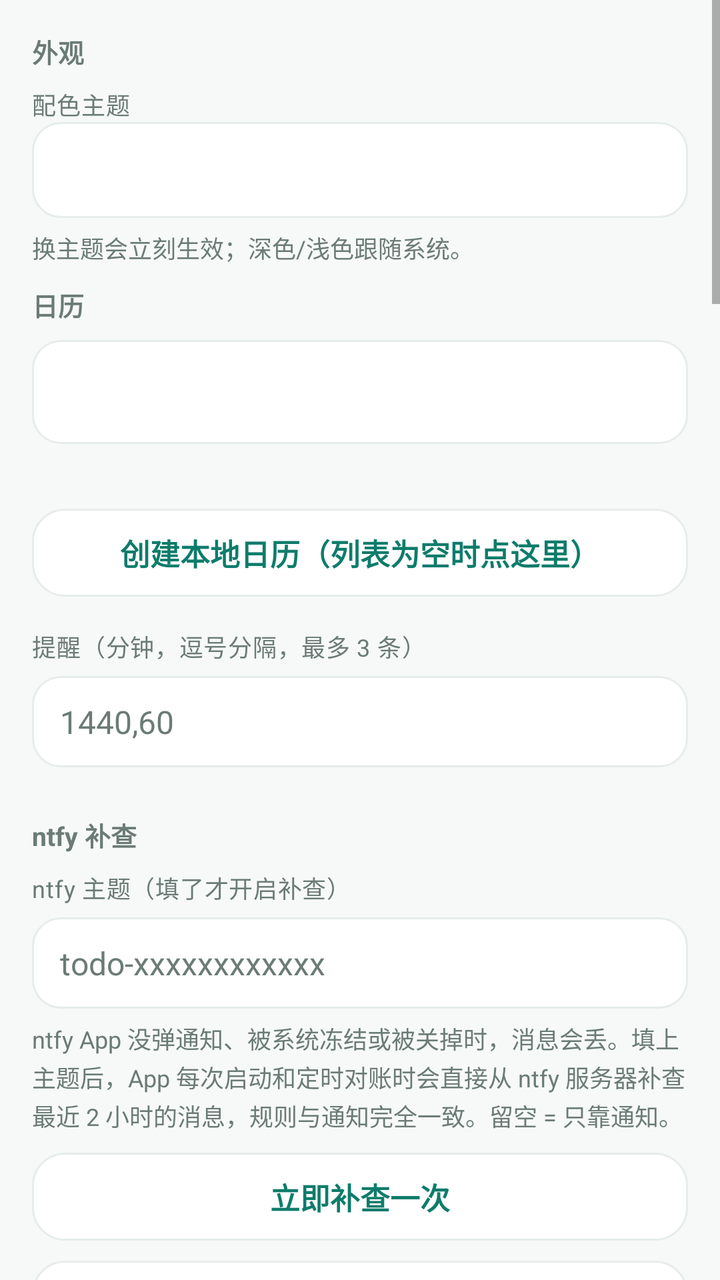
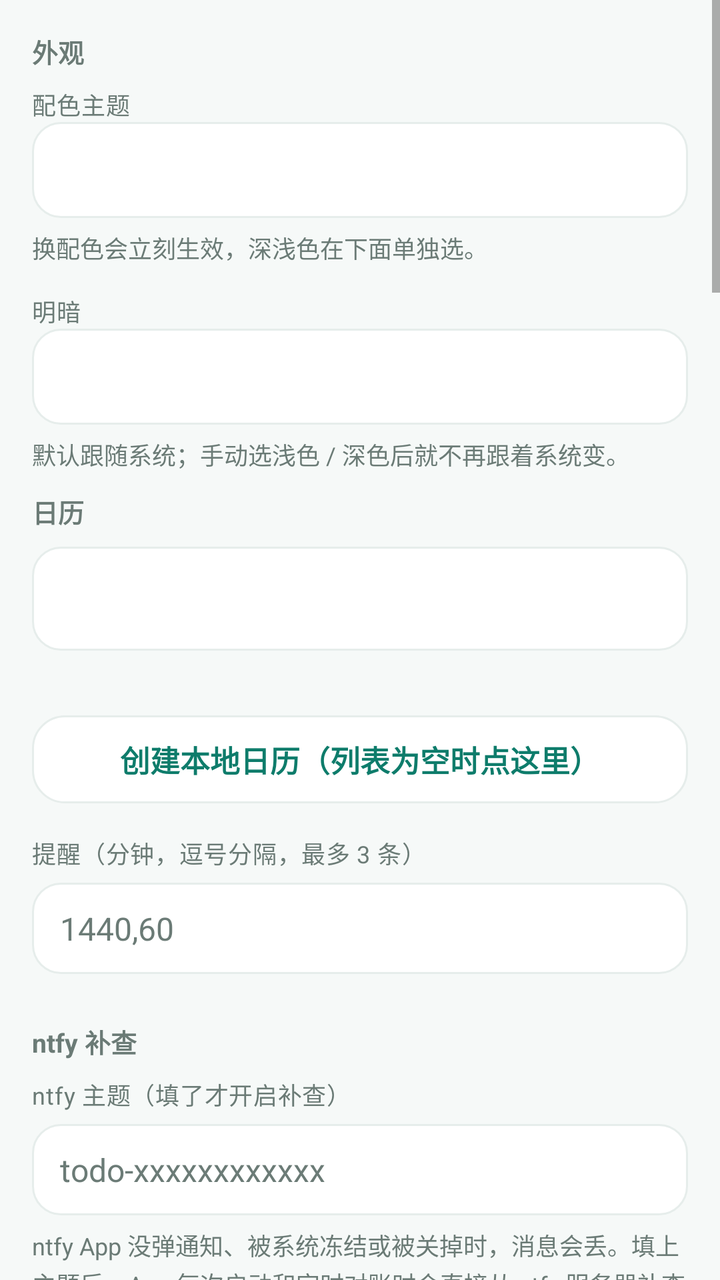

Before-and-after screenshots of an Android layout around one commit, followed by the original layout XML and the change that was made.
<!-- AndroidManifest.xml: application theme Theme.NtfyCalendar -->
<!-- res/layout/activity_settings.xml -->
<?xml version="1.0" encoding="utf-8"?>
<ScrollView xmlns:android="http://schemas.android.com/apk/res/android"
    android:layout_width="match_parent"
    android:layout_height="match_parent"
    android:background="?attr/bnWindowBg">

    <LinearLayout
        android:layout_width="match_parent"
        android:layout_height="wrap_content"
        android:orientation="vertical"
        android:paddingLeft="16dp"
        android:paddingRight="16dp"
        android:paddingTop="8dp"
        android:paddingBottom="28dp">

        
        <TextView
            style="@style/SectionLabel"
            android:layout_marginTop="8dp"
            android:text="外观" />

        <TextView
            style="@style/FormLabel"
            android:layout_marginTop="0dp"
            android:text="配色主题" />

        <Spinner
            android:id="@+id/spTheme"
            android:layout_width="match_parent"
            android:layout_height="48dp"
            android:background="@drawable/bg_input"
            android:paddingLeft="10dp"
            android:paddingRight="10dp" />

        <TextView
            style="@style/HintText"
            android:layout_marginTop="6dp"
            android:text="@string/hint_theme" />

        
        <TextView
            style="@style/SectionLabel"
            android:layout_marginTop="10dp"
            android:text="日历" />

        <Spinner
            android:id="@+id/spCalendar"
            android:layout_width="match_parent"
            android:layout_height="52dp"
            android:background="@drawable/bg_input"
            android:paddingLeft="10dp"
            android:paddingRight="10dp" />

        <TextView
            android:id="@+id/tvCalendarHint"
            style="@style/HintText"
            android:layout_marginTop="6dp" />

        <Button
            android:id="@+id/btnCreateCalendar"
            style="@style/BtnTonal"
            android:layout_marginTop="10dp"
            android:text="@string/btn_create_calendar" />

        
        <TextView
            style="@style/FormLabel"
            android:text="@string/label_remind" />

        <EditText
            android:id="@+id/etRemind"
            style="@style/FormInput"
            android:hint="1440,60"
            android:inputType="text" />

        
        <TextView
            style="@style/SectionLabel"
            android:text="ntfy 补查" />

        <TextView
            style="@style/FormLabel"
            android:layout_marginTop="0dp"
            android:text="@string/label_ntfy_topic" />

        <EditText
            android:id="@+id/etNtfyTopic"
            style="@style/FormInput"
            android:hint="todo-xxxxxxxxxxxx"
            android:inputType="text" />

        <TextView
            android:id="@+id/tvNtfyHint"
            style="@style/HintText"
            android:layout_marginTop="6dp"
            android:text="@string/hint_ntfy_topic" />

        <Button
            android:id="@+id/btnCatchUpNow"
            style="@style/BtnTonal"
            android:layout_marginTop="10dp"
            android:text="@string/btn_catch_up_now" />

        <Button
            android:id="@+id/btnSendTest"
            style="@style/BtnTonal"
            android:layout_marginTop="10dp"
            android:text="@string/btn_send_test" />

        
        <TextView
            style="@style/SectionLabel"
            android:text="截图识别" />

        <TextView
            style="@style/FormLabel"
            android:layout_marginTop="0dp"
            android:text="@string/label_api_key" />

        <EditText
            android:id="@+id/etApiKey"
            style="@style/FormInput"
            android:hint="sk-..."
            android:inputType="textPassword" />

        <TextView
            style="@style/FormLabel"
            android:text="@string/label_model" />

        <EditText
            android:id="@+id/etModel"
            style="@style/FormInput"
            android:inputType="text" />

        <TextView
            android:id="@+id/tvModelHint"
            style="@style/HintText"
            android:layout_marginTop="6dp"
            android:text="@string/model_hint" />

        <CheckBox
            android:id="@+id/cbShotWatch"
            android:layout_width="match_parent"
            android:layout_height="wrap_content"
            android:layout_marginTop="12dp"
            android:text="@string/shot_watch_label" />

        <TextView
            android:id="@+id/tvShotWatchHint"
            style="@style/HintText"
            android:text="@string/shot_watch_hint" />

        <Button
            android:id="@+id/btnMediaPerm"
            style="@style/BtnTonal"
            android:layout_marginTop="10dp"
            android:text="@string/btn_grant_media" />

        
        <TextView
            style="@style/SectionLabel"
            android:text="推送行为" />

        <CheckBox
            android:id="@+id/cbAutoImport"
            android:layout_width="match_parent"
            android:layout_height="wrap_content"
            android:text="@string/label_auto_import" />

        <CheckBox
            android:id="@+id/cbStrictParse"
            android:layout_width="match_parent"
            android:layout_height="wrap_content"
            android:text="@string/label_strict_parse" />

        <TextView
            android:id="@+id/tvStrictHint"
            style="@style/HintText"
            android:text="@string/hint_strict_parse" />

        
        <TextView
            style="@style/SectionLabel"
            android:text="@string/title_reconcile" />

        <CheckBox
            android:id="@+id/cbReconcile"
            android:layout_width="match_parent"
            android:layout_height="wrap_content"
            android:text="@string/label_reconcile_enabled" />

        <TextView
            style="@style/FormLabel"
            android:text="@string/label_reconcile_interval" />

        <Spinner
            android:id="@+id/spReconcileInterval"
            android:layout_width="match_parent"
            android:layout_height="52dp"
            android:background="@drawable/bg_input"
            android:paddingLeft="10dp"
            android:paddingRight="10dp" />

        <CheckBox
            android:id="@+id/cbReconcileNotify"
            android:layout_width="match_parent"
            android:layout_height="wrap_content"
            android:text="@string/label_reconcile_notify" />

        <Button
            android:id="@+id/btnReconcileNow"
            style="@style/BtnTonal"
            android:layout_marginTop="10dp"
            android:text="@string/btn_reconcile_now" />

        
        <TextView
            style="@style/SectionLabel"
            android:text="备份" />

        <Button
            android:id="@+id/btnExportIcs"
            style="@style/BtnTonal"
            android:text="@string/btn_export_ics" />

        <Button
            android:id="@+id/btnBackupLedger"
            style="@style/BtnTonal"
            android:layout_marginTop="10dp"
            android:text="@string/btn_backup_ledger" />

        
        <TextView
            style="@style/SectionLabel"
            android:text="@string/label_ignored" />

        <TextView
            android:id="@+id/tvIgnored"
            style="@style/HintText"
            android:background="@drawable/bg_input"
            android:padding="12dp"
            android:text="@string/hint_ignored_empty" />

        <Button
            android:id="@+id/btnClearIgnored"
            style="@style/BtnTonal"
            android:layout_marginTop="10dp"
            android:text="@string/btn_clear_ignored" />

        <Button
            android:id="@+id/btnCrashLog"
            style="@style/BtnTonal"
            android:layout_marginTop="10dp"
            android:text="@string/btn_crash_log" />

        
        <Button
            android:id="@+id/btnSaveSettings"
            style="@style/BtnPrimary"
            android:layout_marginTop="26dp"
            android:text="@string/btn_save_settings" />

        
        <TextView
            style="@style/SectionLabel"
            android:text="关于" />

        <Button
            android:id="@+id/btnAbout"
            style="@style/BtnTonal"
            android:text="@string/about_entry" />

        

        <TextView
            style="@style/SectionLabel"
            android:text="@string/title_permission" />

        <Button
            android:id="@+id/btnNotifAccess"
            style="@style/BtnTonal"
            android:text="@string/perm_notification" />

        <TextView
            style="@style/FormLabel"
            android:text="@string/a11y_title" />

        <TextView
            android:id="@+id/tvA11yHint"
            style="@style/HintText"
            android:text="@string/a11y_hint" />

        <Button
            android:id="@+id/btnOpenA11y"
            style="@style/BtnTonal"
            android:layout_marginTop="10dp"
            android:text="@string/btn_open_a11y" />

        <TextView
            style="@style/FormLabel"
            android:text="@string/sidebar_entry_title" />

        <TextView
            android:id="@+id/tvSidebarEntryHint"
            style="@style/HintText"
            android:text="@string/sidebar_entry_hint" />

        <Button
            android:id="@+id/btnSidebarEntry"
            style="@style/BtnTonal"
            android:layout_marginTop="10dp"
            android:text="@string/sidebar_entry_show" />

        <Button
            android:id="@+id/btnSidebarGuide"
            style="@style/BtnTonal"
            android:layout_marginTop="10dp"
            android:text="@string/btn_sidebar_guide" />

        <Button
            android:id="@+id/btnTileGuide"
            style="@style/BtnTonal"
            android:layout_marginTop="10dp"
            android:text="@string/btn_tile_guide" />

        <Button
            android:id="@+id/btnCalendarPerm"
            style="@style/BtnTonal"
            android:layout_marginTop="10dp"
            android:text="@string/perm_calendar" />

        <Button
            android:id="@+id/btnAutostart"
            style="@style/BtnTonal"
            android:layout_marginTop="10dp"
            android:text="@string/perm_autostart" />

        <Button
            android:id="@+id/btnBattery"
            style="@style/BtnTonal"
            android:layout_marginTop="10dp"
            android:text="@string/perm_battery" />

        <Button
            android:id="@+id/btnAppDetail"
            style="@style/BtnTonal"
            android:layout_marginTop="10dp"
            android:text="@string/perm_app_detail" />
    </LinearLayout>
</ScrollView>
<!-- resources referenced by this layout -->
<resources>
  <string name="a11y_hint">只用来截当前屏幕，不读输入内容。开了之后，从系统侧边栏点「Bellnote 截屏记」就能直接截屏识别。</string>
  <string name="a11y_title">截屏服务（无障碍）</string>
  <string name="about_entry">关于 Bellnote</string>
  <string name="btn_backup_ledger">备份账本（JSON）</string>
  <string name="btn_catch_up_now">立即补查一次</string>
  <string name="btn_clear_ignored">清空这个列表</string>
  <string name="btn_crash_log">查看最近的崩溃日志</string>
  <string name="btn_create_calendar">创建本地日历（列表为空时点这里）</string>
  <string name="btn_export_ics">导出 .ics（日历备份）</string>
  <string name="btn_grant_media">允许读取相册</string>
  <string name="btn_open_a11y">去开截屏服务</string>
  <string name="btn_reconcile_now">立即对账一次</string>
  <string name="btn_save_settings">保存设置</string>
  <string name="btn_send_test">发一条测试推送（10 分钟后）</string>
  <string name="btn_sidebar_guide">看怎么加进侧边栏</string>
  <string name="btn_tile_guide">怎么把磁贴加到通知栏</string>
  <string name="hint_ignored_empty">暂时没有（没认出时间、缺权限、写日历失败的都会记在这里）</string>
  <string name="hint_ntfy_topic">ntfy App 没弹通知、被系统冻结或被关掉时，消息会丢。填上主题后，App 每次启动和定时对账时会直接从 ntfy 服务器补查最近 2 小时的消息，规则与通知完全一致。留空 = 只靠通知。</string>
  <string name="hint_strict_parse">不开这个的话，认不出「标题 / 时间」的 ntfy 消息也会按「当前时间 +1 小时」塞进日历，很容易堆一堆没用的条目。</string>
  <string name="hint_theme">换主题会立刻生效；深色/浅色跟随系统。</string>
  <string name="label_api_key">DeepSeek API Key</string>
  <string name="label_auto_import">自动把 ntfy 通知写入日历</string>
  <string name="label_ignored">最近没写进日历的推送</string>
  <string name="label_model">视觉模型</string>
  <string name="label_ntfy_topic">ntfy 主题（填了才开启补查）</string>
  <string name="label_reconcile_enabled">定时对账（本地清单 vs 手机日历）</string>
  <string name="label_reconcile_interval">对账间隔</string>
  <string name="label_reconcile_notify">有差异时发通知</string>
  <string name="label_remind">提醒（分钟，逗号分隔，最多 3 条）</string>
  <string name="label_strict_parse">只收带时间的待办（推荐）</string>
  <string name="model_hint">平台目前支持：deepseek-flash / deepseek-v4-pro。填错时识别会提示可用名称。</string>
  <string name="perm_app_detail">应用详情页</string>
  <string name="perm_autostart">自启动管理（realme）</string>
  <string name="perm_battery">电池 / 后台耗电白名单</string>
  <string name="perm_calendar">日历读写权限</string>
  <string name="perm_notification">通知使用权（读取 ntfy 通知）</string>
  <string name="shot_watch_hint">需要「读取相册」权限：没有权限时只保留分享和手动选图。</string>
  <string name="shot_watch_label">截完图提醒我识别</string>
  <string name="sidebar_entry_hint">系统侧边栏添加 App 时，只认带桌面图标的。需要添加时把下面这个开关打开，桌面会出现「Bellnote 截屏记」，加进侧边栏后再关掉——已经加进侧边栏的入口不受影响。</string>
  <string name="sidebar_entry_show">桌面入口：已隐藏 · 点这里显示</string>
  <string name="sidebar_entry_title">侧边栏入口</string>
  <string name="title_permission">权限与后台设置</string>
  <string name="title_reconcile">日历对账</string>
  <style name="HintText">
          <item name="android:layout_width">match_parent</item>
          <item name="android:layout_height">wrap_content</item>
          <item name="android:textSize">12sp</item>
          <item name="android:lineSpacingExtra">2dp</item>
          <item name="android:textColor">?attr/bnTextSecondary</item>
      </style>
  <color name="primary">#FF0E7C6B</color>
  <color name="primary_dark">#FF0A5A4D</color>
  <color name="text_on_primary">#FFFFFFFF</color>
  <color name="accent">#FFF59E0B</color>
  <color name="window_bg">#FFF6F9F8</color>
  <color name="surface">#FFFFFFFF</color>
  <color name="card_bg">#FFFFFFFF</color>
  <color name="card_stroke">#FFE6EDEB</color>
  <color name="divider">#FFEDF2F0</color>
  <color name="text_primary">#FF0F1A17</color>
  <color name="text_secondary">#FF6B7B76</color>
  <color name="chip_bg">#FFECF6F3</color>
  <color name="icon_bg">#FFF1F5F4</color>
  <color name="danger">#FFC94848</color>
  <color name="nav_bg">#FFFFFFFF</color>
  <color name="ripple">#140E7C6B</color>
  <!-- unchanged entries left out for length: 10 -->
</resources>

<!-- the commit's change to res/layout/activity_settings.xml (unified diff, before → after) -->
@@ -1,4 +1,4 @@
-<?xml version="1.0" encoding="utf-8"?>
+﻿<?xml version="1.0" encoding="utf-8"?>
 <ScrollView xmlns:android="http://schemas.android.com/apk/res/android"
     android:layout_width="match_parent"
     android:layout_height="match_parent"
@@ -37,6 +37,24 @@
             android:layout_marginTop="6dp"
             android:text="@string/hint_theme" />
 
+        <TextView
+            style="@style/FormLabel"
+            android:layout_marginTop="14dp"
+            android:text="明暗" />
+
+        <Spinner
+            android:id="@+id/spThemeMode"
+            android:layout_width="match_parent"
+            android:layout_height="48dp"
+            android:background="@drawable/bg_input"
+            android:paddingLeft="10dp"
+            android:paddingRight="10dp" />
+
+        <TextView
+            style="@style/HintText"
+            android:layout_marginTop="6dp"
+            android:text="@string/hint_theme_mode" />
+
         
         <TextView
             style="@style/SectionLabel"
<!-- resource entries referenced after the edit -->
@@ -19,7 +19,8 @@
   <string name="hint_ignored_empty">暂时没有（没认出时间、缺权限、写日历失败的都会记在这里）</string>
   <string name="hint_ntfy_topic">ntfy App 没弹通知、被系统冻结或被关掉时，消息会丢。填上主题后，App 每次启动和定时对账时会直接从 ntfy 服务器补查最近 2 小时的消息，规则与通知完全一致。留空 = 只靠通知。</string>
   <string name="hint_strict_parse">不开这个的话，认不出「标题 / 时间」的 ntfy 消息也会按「当前时间 +1 小时」塞进日历，很容易堆一堆没用的条目。</string>
-  <string name="hint_theme">换主题会立刻生效；深色/浅色跟随系统。</string>
+  <string name="hint_theme">换配色会立刻生效，深浅色在下面单独选。</string>
+  <string name="hint_theme_mode">默认跟随系统；手动选浅色 / 深色后就不再跟着系统变。</string>
   <string name="label_api_key">DeepSeek API Key</string>
   <string name="label_auto_import">自动把 ntfy 通知写入日历</string>
   <string name="label_ignored">最近没写进日历的推送</string>
